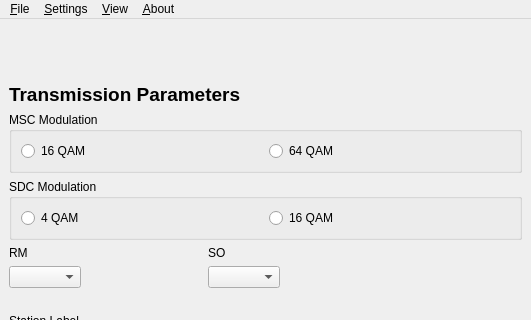
Qt form gr-drm/apps/drm_options.ui (kit-cel/gr-drm) before a commit; both pictures show x 0 to 531 and y 0 to 320 of the 531 by 739 pixel window.
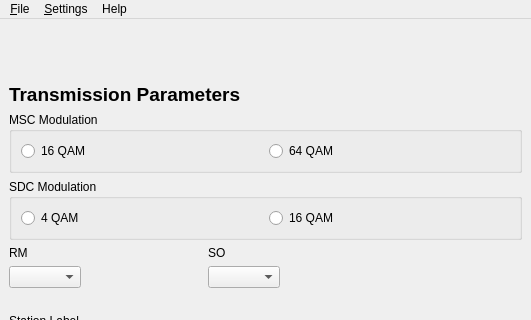
The same form after that commit. Icons and pictures are not drawn.

```diff
--- a/gr-drm/apps/drm_options.ui
+++ b/gr-drm/apps/drm_options.ui
@@ -438,22 +438,13 @@
     </property>
     <addaction name="actionTransmission_Options"/>
    </widget>
-   <widget class="QMenu" name="menu_View">
-    <property name="title">
-     <string>&amp;View</string>
-    </property>
-    <addaction name="actionAudio_Spectrum"/>
-    <addaction name="actionOFDM_Spectrum"/>
-    <addaction name="actionCombined_View"/>
-   </widget>
    <widget class="QMenu" name="menu_About">
     <property name="title">
-     <string>&amp;About</string>
+     <string>Help</string>
     </property>
    </widget>
    <addaction name="menu_File"/>
    <addaction name="menu_Settings"/>
-   <addaction name="menu_View"/>
    <addaction name="menu_About"/>
   </widget>
   <widget class="QStatusBar" name="statusbar"/>
```
Left out of the diff: 15 changed lines with no effect on the pictures.
